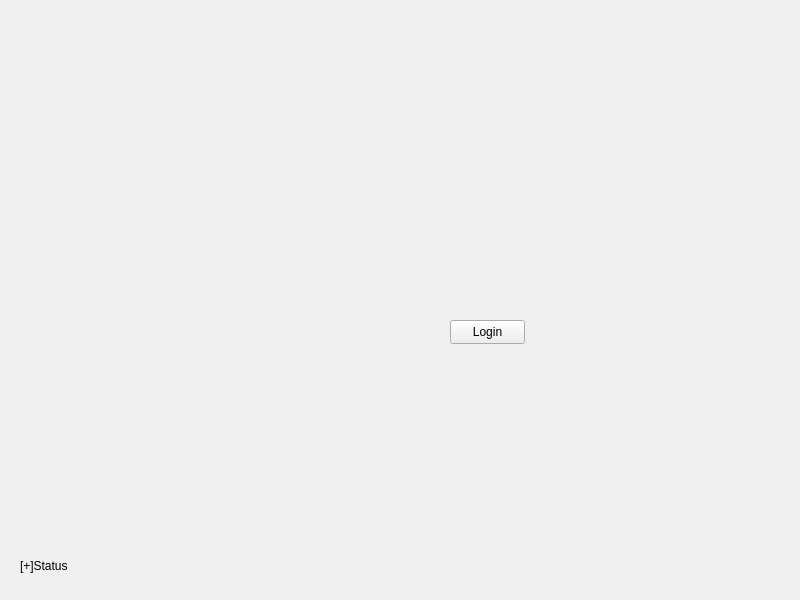
This is employeeinfo.ui in MrCooperGit/Assessment-2_Library-Management-System as Qt 5 draws it before an edit. The edited form follows.
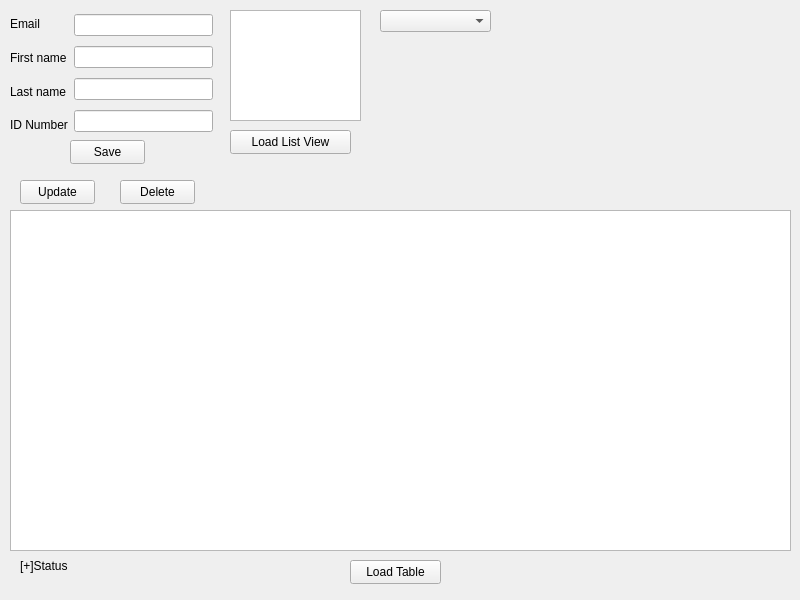
This is the edited form.

Commit message: created testfile called employeeinfo.cpp and configured sql databse with table view and copy functions from .csv files

The edit to the form file:
```diff
--- a/employeeinfo.ui
+++ b/employeeinfo.ui
@@ -18,7 +18,7 @@
     <rect>
      <x>20</x>
      <y>550</y>
-     <width>151</width>
+     <width>251</width>
      <height>31</height>
     </rect>
    </property>
@@ -29,14 +29,156 @@
   <widget class="QPushButton" name="pushButton">
    <property name="geometry">
     <rect>
-     <x>450</x>
-     <y>320</y>
+     <x>70</x>
+     <y>140</y>
      <width>75</width>
      <height>24</height>
     </rect>
    </property>
    <property name="text">
-    <string>Login</string>
+    <string>Save</string>
+   </property>
+  </widget>
+  <widget class="QWidget" name="layoutWidget">
+   <property name="geometry">
+    <rect>
+     <x>10</x>
+     <y>10</y>
+     <width>203</width>
+     <height>129</height>
+    </rect>
+   </property>
+   <layout class="QHBoxLayout" name="horizontalLayout">
+    <item>
+     <layout class="QVBoxLayout" name="verticalLayout">
+      <item>
+       <widget class="QLabel" name="label">
+        <property name="text">
+         <string>Email</string>
+        </property>
+       </widget>
+      </item>
+      <item>
+       <widget class="QLabel" name="label_2">
+        <property name="text">
+         <string>First name</string>
+        </property>
+       </widget>
+      </item>
+      <item>
+       <widget class="QLabel" name="label_3">
+        <property name="text">
+         <string>Last name</string>
+        </property>
+       </widget>
+      </item>
+      <item>
+       <widget class="QLabel" name="label_4">
+        <property name="text">
+         <string>ID Number</string>
+        </property>
+       </widget>
+      </item>
+     </layout>
+    </item>
+    <item>
+     <layout class="QVBoxLayout" name="verticalLayout_2">
+      <item>
+       <widget class="QLineEdit" name="lineEdit_email"/>
+      </item>
+      <item>
+       <widget class="QLineEdit" name="lineEdit_firstName"/>
+      </item>
+      <item>
+       <widget class="QLineEdit" name="lineEdit_lastName"/>
+      </item>
+      <item>
+       <widget class="QLineEdit" name="lineEdit_idNumber"/>
+      </item>
+     </layout>
+    </item>
+   </layout>
+  </widget>
+  <widget class="QPushButton" name="pushButton_edit">
+   <property name="geometry">
+    <rect>
+     <x>20</x>
+     <y>180</y>
+     <width>75</width>
+     <height>24</height>
+    </rect>
+   </property>
+   <property name="text">
+    <string>Update</string>
+   </property>
+  </widget>
+  <widget class="QPushButton" name="pushButton_delete">
+   <property name="geometry">
+    <rect>
+     <x>120</x>
+     <y>180</y>
+     <width>75</width>
+     <height>24</height>
+    </rect>
+   </property>
+   <property name="text">
+    <string>Delete</string>
+   </property>
+  </widget>
+  <widget class="QTableView" name="tableView">
+   <property name="geometry">
+    <rect>
+     <x>10</x>
+     <y>210</y>
+     <width>781</width>
+     <height>341</height>
+    </rect>
+   </property>
+  </widget>
+  <widget class="QPushButton" name="pushButton_loadTable">
+   <property name="geometry">
+    <rect>
+     <x>350</x>
+     <y>560</y>
+     <width>91</width>
+     <height>24</height>
+    </rect>
+   </property>
+   <property name="text">
+    <string>Load Table</string>
+   </property>
+  </widget>
+  <widget class="QListView" name="listView">
+   <property name="geometry">
+    <rect>
+     <x>230</x>
+     <y>10</y>
+     <width>131</width>
+     <height>111</height>
+    </rect>
+   </property>
+  </widget>
+  <widget class="QPushButton" name="pushButton_listView">
+   <property name="geometry">
+    <rect>
+     <x>230</x>
+     <y>130</y>
+     <width>121</width>
+     <height>24</height>
+    </rect>
+   </property>
+   <property name="text">
+    <string>Load List View</string>
+   </property>
+  </widget>
+  <widget class="QComboBox" name="comboBox">
+   <property name="geometry">
+    <rect>
+     <x>380</x>
+     <y>10</y>
+     <width>111</width>
+     <height>22</height>
+    </rect>
    </property>
   </widget>
  </widget>
```
Left out of the diff: 2 changed lines with no effect on the pictures. The commit also changes 3 other files.
